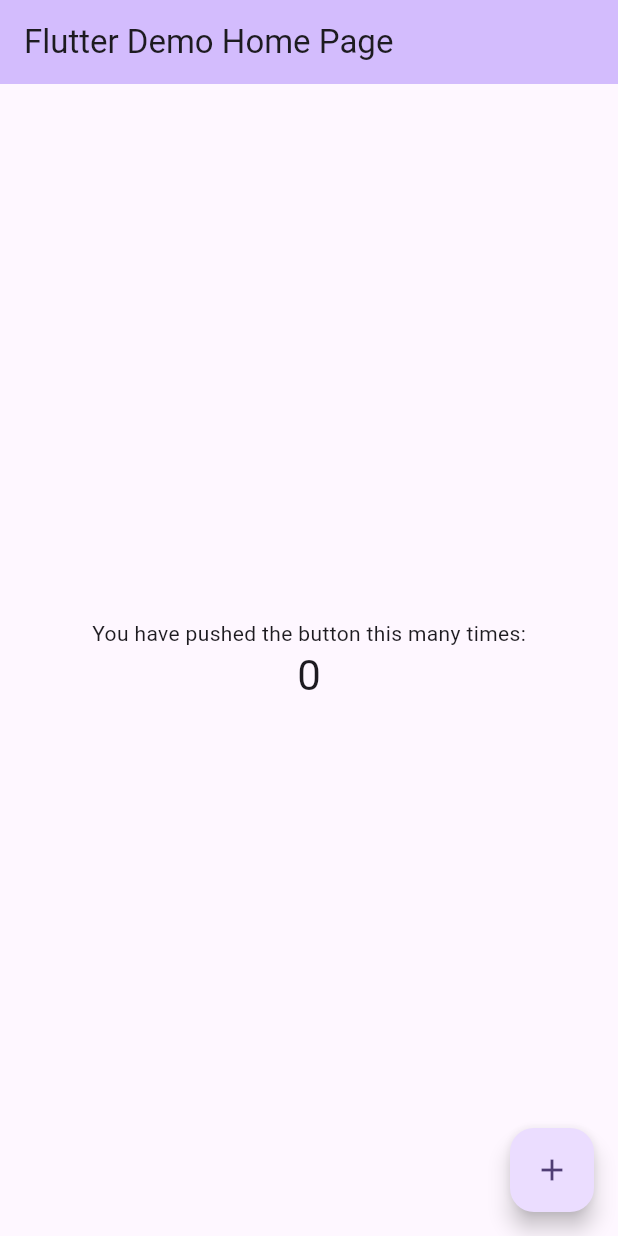
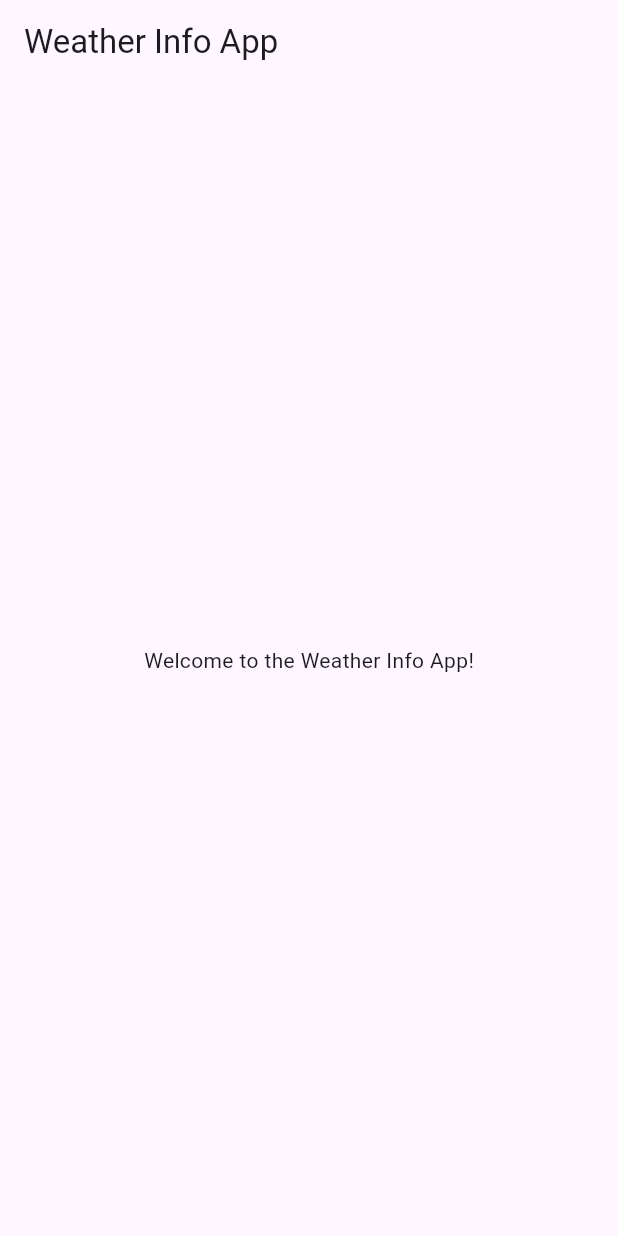
Before and after one commit to ChrishelleC/weather_app, a Flutter app: the screen it shows after launch, on a phone screen of 412 x 824 dp. Run offline on Flutter 3.47's test engine with Material 3 defaults, Android fonts, the phone set to English and light mode, and no system bars.

Commit message:
Initial project setup and structure

```diff
--- a/lib/main.dart
+++ b/lib/main.dart
@@ -1,125 +1,32 @@
 import 'package:flutter/material.dart';
 
-void main() {
-  runApp(const MyApp());
-}
+void main() => runApp(const WeatherInfoApp());
 
-class MyApp extends StatelessWidget {
-  const MyApp({super.key});
+class WeatherInfoApp extends StatelessWidget {
+  const WeatherInfoApp({Key? key}) : super(key: key);
 
-  // This widget is the root of your application.
   @override
   Widget build(BuildContext context) {
     return MaterialApp(
-      title: 'Flutter Demo',
-      theme: ThemeData(
-        // This is the theme of your application.
-        //
-        // TRY THIS: Try running your application with "flutter run". You'll see
-        // the application has a purple toolbar. Then, without quitting the app,
-        // try changing the seedColor in the colorScheme below to Colors.green
-        // and then invoke "hot reload" (save your changes or press the "hot
-        // reload" button in a Flutter-supported IDE, or press "r" if you used
-        // the command line to start the app).
-        //
-        // Notice that the counter didn't reset back to zero; the application
-        // state is not lost during the reload. To reset the state, use hot
-        // restart instead.
-        //
-        // This works for code too, not just values: Most code changes can be
-        // tested with just a hot reload.
-        colorScheme: ColorScheme.fromSeed(seedColor: Colors.deepPurple),
-        useMaterial3: true,
-      ),
-      home: const MyHomePage(title: 'Flutter Demo Home Page'),
+      title: 'Weather Info App',
+      theme: ThemeData(primarySwatch: Colors.blue),
+      home: const WeatherHomePage(),
     );
   }
 }
 
-class MyHomePage extends StatefulWidget {
-  const MyHomePage({super.key, required this.title});
-
-  // This widget is the home page of your application. It is stateful, meaning
-  // that it has a State object (defined below) that contains fields that affect
-  // how it looks.
-
-  // This class is the configuration for the state. It holds the values (in this
-  // case the title) provided by the parent (in this case the App widget) and
-  // used by the build method of the State. Fields in a Widget subclass are
-  // always marked "final".
-
-  final String title;
-
-  @override
-  State<MyHomePage> createState() => _MyHomePageState();
-}
-
-class _MyHomePageState extends State<MyHomePage> {
-  int _counter = 0;
-
-  void _incrementCounter() {
-    setState(() {
-      // This call to setState tells the Flutter framework that something has
-      // changed in this State, which causes it to rerun the build method below
-      // so that the display can reflect the updated values. If we changed
-      // _counter without calling setState(), then the build method would not be
-      // called again, and so nothing would appear to happen.
-      _counter++;
-    });
-  }
+class WeatherHomePage extends StatelessWidget {
+  const WeatherHomePage({Key? key}) : super(key: key);
 
   @override
   Widget build(BuildContext context) {
-    // This method is rerun every time setState is called, for instance as done
-    // by the _incrementCounter method above.
-    //
-    // The Flutter framework has been optimized to make rerunning build methods
-    // fast, so that you can just rebuild anything that needs updating rather
-    // than having to individually change instances of widgets.
     return Scaffold(
       appBar: AppBar(
-        // TRY THIS: Try changing the color here to a specific color (to
-        // Colors.amber, perhaps?) and trigger a hot reload to see the AppBar
-        // change color while the other colors stay the same.
-        backgroundColor: Theme.of(context).colorScheme.inversePrimary,
-        // Here we take the value from the MyHomePage object that was created by
-        // the App.build method, and use it to set our appbar title.
-        title: Text(widget.title),
+        title: const Text('Weather Info App'),
       ),
-      body: Center(
-        // Center is a layout widget. It takes a single child and positions it
-        // in the middle of the parent.
-        child: Column(
-          // Column is also a layout widget. It takes a list of children and
-          // arranges them vertically. By default, it sizes itself to fit its
-          // children horizontally, and tries to be as tall as its parent.
-          //
-          // Column has various properties to control how it sizes itself and
-          // how it positions its children. Here we use mainAxisAlignment to
-          // center the children vertically; the main axis here is the vertical
-          // axis because Columns are vertical (the cross axis would be
-          // horizontal).
-          //
-          // TRY THIS: Invoke "debug painting" (choose the "Toggle Debug Paint"
-          // action in the IDE, or press "p" in the console), to see the
-          // wireframe for each widget.
-          mainAxisAlignment: MainAxisAlignment.center,
-          children: <Widget>[
-            const Text(
-              'You have pushed the button this many times:',
-            ),
-            Text(
-              '$_counter',
-              style: Theme.of(context).textTheme.headlineMedium,
-            ),
-          ],
-        ),
+      body: const Center(
+        child: Text('Welcome to the Weather Info App!'),
       ),
-      floatingActionButton: FloatingActionButton(
-        onPressed: _incrementCounter,
-        tooltip: 'Increment',
-        child: const Icon(Icons.add),
-      ), // This trailing comma makes auto-formatting nicer for build methods.
     );
   }
 }
```
